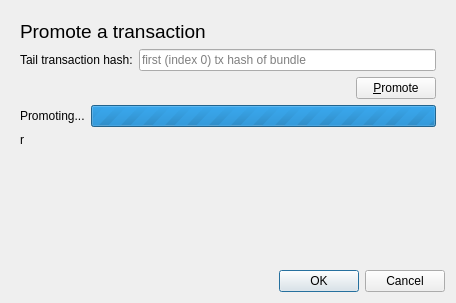
First picture: the form in widgets/promotereattachdialog.ui, repository joshirio/iota-cooler, before the edit.
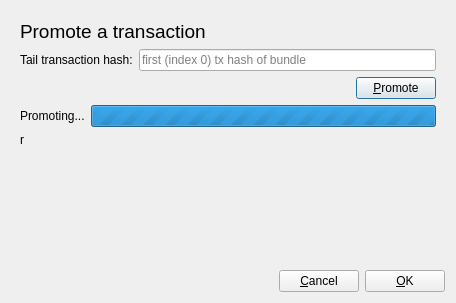
Second picture: the form after the edit.

Commit message: update promote dialog checks

```diff
--- a/widgets/promotereattachdialog.ui
+++ b/widgets/promotereattachdialog.ui
@@ -146,11 +146,35 @@
     </widget>
    </item>
    <item>
-    <widget class="QDialogButtonBox" name="buttonBox">
-     <property name="standardButtons">
-      <set>QDialogButtonBox::Cancel|QDialogButtonBox::Ok</set>
-     </property>
-    </widget>
+    <layout class="QHBoxLayout" name="horizontalLayout_2">
+     <item>
+      <spacer name="horizontalSpacer_2">
+       <property name="orientation">
+        <enum>Qt::Horizontal</enum>
+       </property>
+       <property name="sizeHint" stdset="0">
+        <size>
+         <width>435</width>
+         <height>20</height>
+        </size>
+       </property>
+      </spacer>
+     </item>
+     <item>
+      <widget class="QPushButton" name="cancelButton">
+       <property name="text">
+        <string>&amp;Cancel</string>
+       </property>
+      </widget>
+     </item>
+     <item>
+      <widget class="QPushButton" name="okButton">
+       <property name="text">
+        <string>&amp;OK</string>
+       </property>
+      </widget>
+     </item>
+    </layout>
    </item>
   </layout>
  </widget>
```
Left out of the diff: 4 changed lines with no effect on the pictures. The commit also changes 2 other files.
